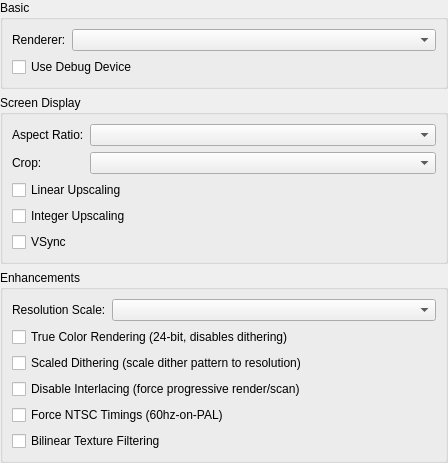
This is src/duckstation-qt/gpusettingswidget.ui in kofxi3584karlayang/duckstation as Qt 5 draws it before an edit. The edited form follows.
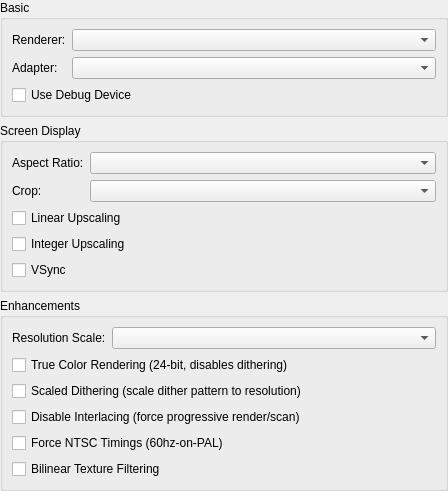
This is the edited form.

Commit message: Qt: Add GPU/adapter selection to settings

```diff
--- a/src/duckstation-qt/gpusettingswidget.ui
+++ b/src/duckstation-qt/gpusettingswidget.ui
@@ -42,7 +42,17 @@
       <item row="0" column="1">
        <widget class="QComboBox" name="renderer"/>
       </item>
-      <item row="1" column="0" colspan="2">
+      <item row="1" column="0">
+       <widget class="QLabel" name="label_5">
+        <property name="text">
+         <string>Adapter:</string>
+        </property>
+       </widget>
+      </item>
+      <item row="1" column="1">
+       <widget class="QComboBox" name="adapter"/>
+      </item>
+      <item row="2" column="0" colspan="2">
        <widget class="QCheckBox" name="useDebugDevice">
         <property name="text">
          <string>Use Debug Device</string>
```
The commit also changes 2 other files.
